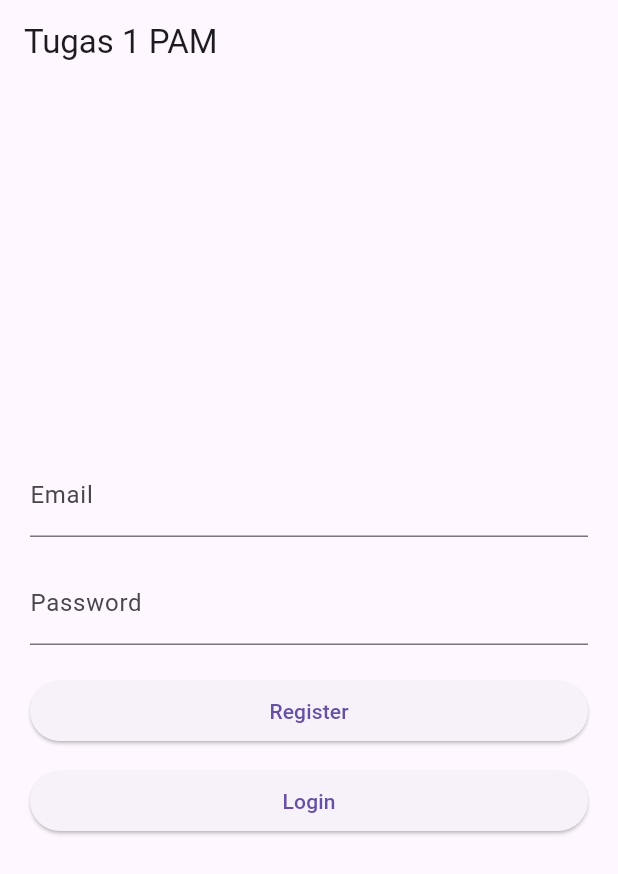
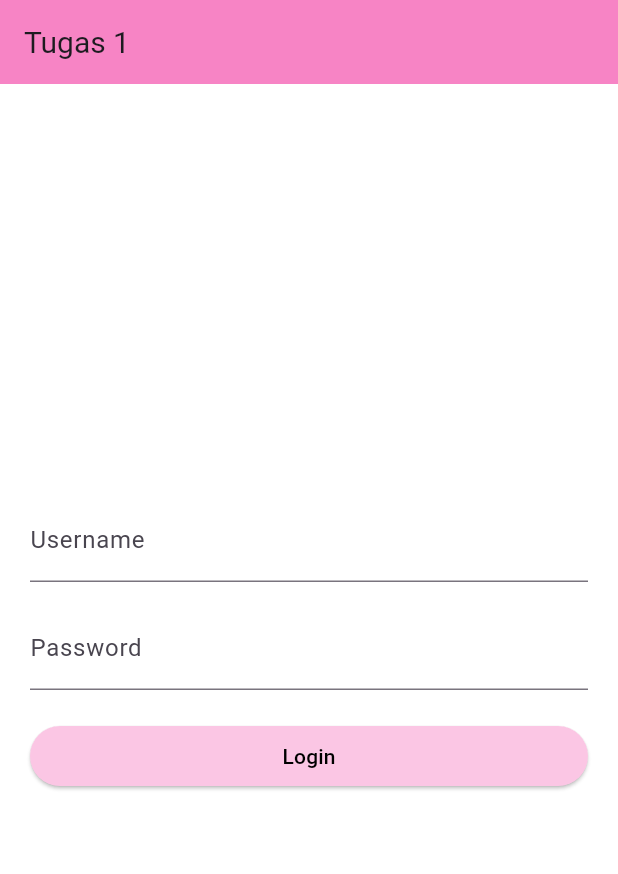
Before and after one commit to kanochiiyo/pam_tugas1, a Flutter app: the screen it shows after launch, on a phone screen of 412 x 824 dp. Shown: the top 874 px of the screen. Run offline on Flutter 3.47's test engine with Material 3 defaults, Android fonts, the phone set to English and light mode, and no system bars.

```diff
--- a/lib/main.dart
+++ b/lib/main.dart
@@ -1,11 +1,8 @@
 import 'package:flutter/material.dart';
-import 'package:firebase_core/firebase_core.dart';
 import 'package:login_app/pages/auth_screen.dart';
-import 'firebase_options.dart';
 
-void main() async {
+void main() {
   WidgetsFlutterBinding.ensureInitialized();
-  await Firebase.initializeApp(options: DefaultFirebaseOptions.currentPlatform);
   runApp(
     MaterialApp(
       title: 'Login App',
--- a/lib/pages/auth_screen.dart
+++ b/lib/pages/auth_screen.dart
@@ -1,4 +1,3 @@
-import 'package:firebase_auth/firebase_auth.dart';
 import 'package:flutter/material.dart';
 import 'package:login_app/pages/menu_page.dart';
 
@@ -10,45 +9,35 @@ class AuthScreen extends StatefulWidget {
 }
 
 class _AuthScreenState extends State<AuthScreen> {
-  final TextEditingController _emailController = TextEditingController();
+  // remote untuk ngolah text??
+  final TextEditingController _usernameController = TextEditingController();
   final TextEditingController _passwordController = TextEditingController();
 
   String _message = "";
 
-  void _register() async {
-    try {
-      await FirebaseAuth.instance.createUserWithEmailAndPassword(
-        email: _emailController.text,
-        password: _passwordController.text,
-      );
-      setState(() {
-        _message = "Register Berhasil";
-      });
-    } catch (e) {
-      setState(() {
-        _message = "Register Gagal.";
-      });
-    }
-  }
+  // hardcode data login
+  final String username = "admin";
+  final String password = "user";
 
-  void _login() async {
-    try {
-      final userCredential = await FirebaseAuth.instance
-          .signInWithEmailAndPassword(
-            email: _emailController.text,
-            password: _passwordController.text,
-          );
-
-      if (userCredential.user != null && mounted) {
+  void _login() {
+    // pengecekan input thd data hardcode
+    if (_usernameController.text.isNotEmpty) {
+      if ((_usernameController.text == username) &&
+          (_passwordController.text == password)) {
+            // pindah ke halaman menuscreen dan hapus 1 halaman/riwayat sblmnya
         Navigator.of(context).pushReplacement(
           MaterialPageRoute(
-            builder: (context) => MenuScreen(user: userCredential.user!),
+            builder: (context) => MenuScreen(user: _usernameController.text),
           ),
         );
+      } else {
+        setState(() {
+          _message = "Login gagal. Username atau password salah.";
+        });
       }
-    } catch (e) {
+    } else {
       setState(() {
-        _message = "Login Gagal. Email atau password salah.";
+        _message = "Username atau password kosong.";
       });
     }
   }
@@ -56,16 +45,22 @@ class _AuthScreenState extends State<AuthScreen> {
   @override
   Widget build(BuildContext context) {
     return Scaffold(
-      appBar: AppBar(title: const Text("Tugas 1 PAM")),
+      backgroundColor: const Color.fromARGB(255, 255, 255, 255),
+      appBar: AppBar(
+        title: const Text('Tugas 1', style: TextStyle(fontSize: 20)),
+        backgroundColor: const Color(0xFFF784C5),
+      ),
       body: Padding(
         padding: const EdgeInsets.all(20),
         child: Column(
+          // ngetengahin kayak justify content center
           mainAxisAlignment: MainAxisAlignment.center,
+          // ngepanjangin uk buttonnya karena elevated button itu panjangnya sesuai dgn isi konten
           crossAxisAlignment: CrossAxisAlignment.stretch,
           children: [
             TextField(
-              controller: _emailController,
-              decoration: const InputDecoration(labelText: "Email"),
+              controller: _usernameController,
+              decoration: const InputDecoration(labelText: "Username"),
             ),
             const SizedBox(height: 16),
             TextField(
@@ -74,19 +69,20 @@ class _AuthScreenState extends State<AuthScreen> {
               obscureText: true,
             ),
             const SizedBox(height: 20),
-            ElevatedButton(onPressed: _register, child: const Text("Register")),
-            const SizedBox(height: 12),
-            ElevatedButton(onPressed: _login, child: const Text("Login")),
+            ElevatedButton(
+              style: ElevatedButton.styleFrom(
+                backgroundColor: Color.fromARGB(255, 251, 198, 228),
+                foregroundColor: Colors.black,
+              ),
+              onPressed: _login,
+              child: const Text("Login"),
+            ),
             const SizedBox(height: 20),
             if (_message.isNotEmpty)
               Text(
                 _message,
                 textAlign: TextAlign.center,
-                style: TextStyle(
-                  color: _message.contains("Berhasil")
-                      ? Colors.green
-                      : Colors.red,
-                ),
+                style: TextStyle(color: Colors.red),
               ),
           ],
         ),
--- a/pubspec.yaml
+++ b/pubspec.yaml
@@ -34,8 +34,6 @@ dependencies:
   # The following adds the Cupertino Icons font to your application.
   # Use with the CupertinoIcons class for iOS style icons.
   cupertino_icons: ^1.0.8
-  firebase_auth: ^6.0.2
-  firebase_core: ^4.1.0
 
 dev_dependencies:
   flutter_test:
```
Also changed, not shown: lib/pages/kalkutor_page.dart (+22 -1 lines), lib/pages/menu_page.dart (+24 -6 lines), lib/pages/odd_even.dart (+44 -9 lines), lib/pages/operation_page.dart (+29 -8 lines), lib/pages/profil_kelompok.dart (+8 -6 lines), lib/firebase_options.dart (deleted), pubspec.lock, 3 other files.
